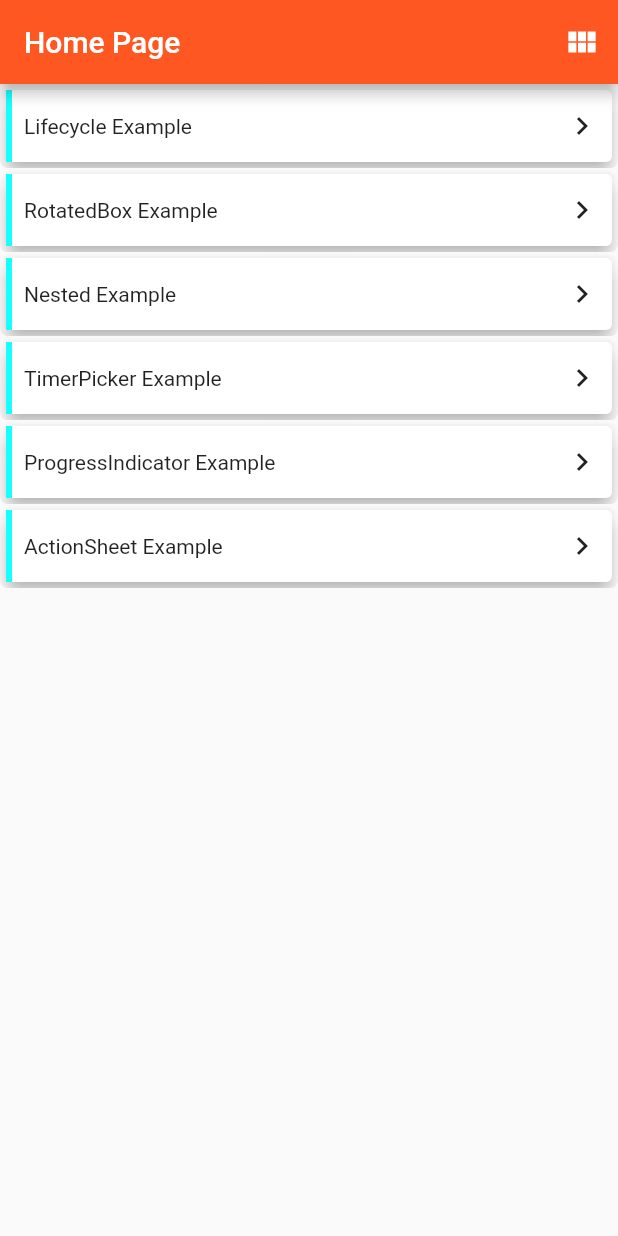
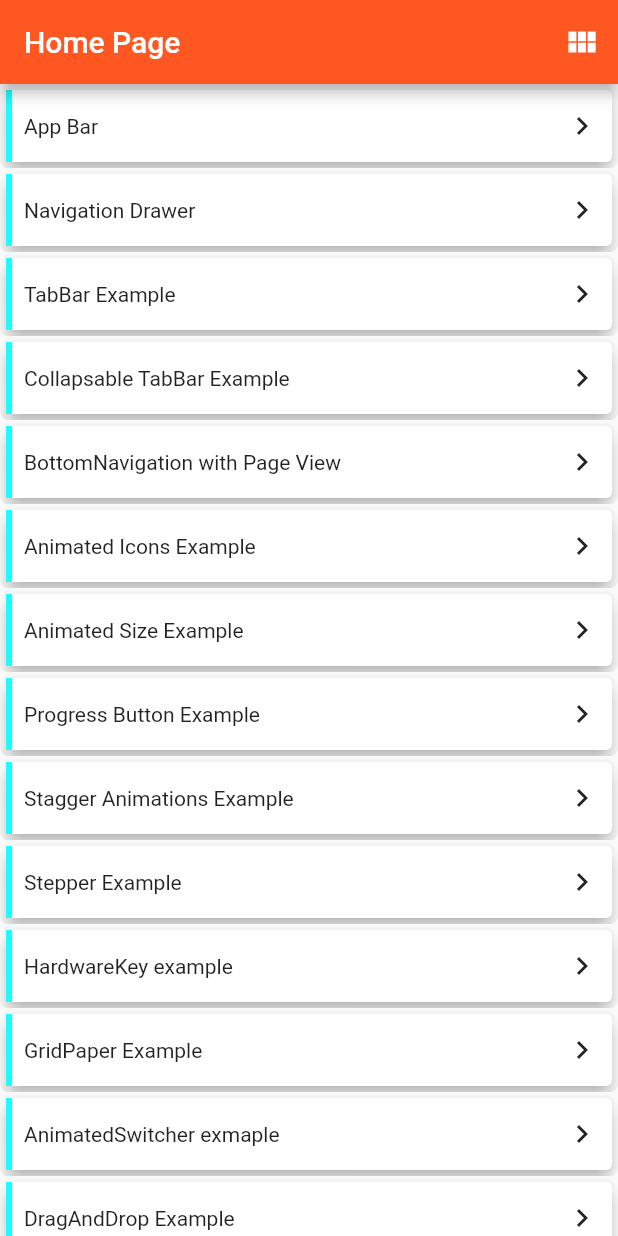
Before and after one commit to VlatkovicB/flutter_playground, a Flutter app: the screen it shows after launch, on a phone screen of 412 x 824 dp. Run offline on Flutter 3.47's test engine with Material 2 defaults, Android fonts, the phone set to English and light mode, and no system bars; Roboto replaces fonts that are missing (Roboto-Regular.ttf).

Commit message:
done rotation transition, dismissable

```diff
--- a/lib/imports.dart
+++ b/lib/imports.dart
@@ -26,6 +26,8 @@ export './screens/nested_example.dart';
 export './screens/cupertino/timer_picker_example.dart';
 export './screens/cupertino/action_sheet_example.dart';
 export './screens/cupertino/progress_indicator_example.dart';
+export './screens/rotation_transition_example.dart';
+export './screens/dismissable_example.dart';
 
 // WIDGETS
 export './widgets/menu_button.dart';
--- a/lib/main.dart
+++ b/lib/main.dart
@@ -40,6 +40,9 @@ class MyApp extends StatelessWidget {
         TimerPickerExample.routeName: (ctx) => TimerPickerExample(),
         ActionSheetExample.routeName: (ctx) => ActionSheetExample(),
         ProgressIndicatorExample.routeName: (ctx) => ProgressIndicatorExample(),
+        RotationTransitionExample.routeName: (ctx) =>
+            RotationTransitionExample(),
+        DismissableExample.routeName: (ctx) => DismissableExample(),
       },
     );
   }
--- a/lib/screens/home_page.dart
+++ b/lib/screens/home_page.dart
@@ -27,55 +27,55 @@ class _HomePageState extends State<HomePage> with TickerProviderStateMixin {
   }
 
   final _children = <Widget>[
-    // MenuButton(
-    //   routeName: AppBarExample.routeName,
-    //   title: "App Bar",
-    // ),
-    // MenuButton(
-    //   routeName: NavigationDrawerExample.routeName,
-    //   title: "Navigation Drawer",
-    // ),
-    // MenuButton(
-    //   routeName: TabBarExample.routeName,
-    //   title: "TabBar Example",
-    // ),
-    // MenuButton(
-    //   routeName: CollapsableToolbarExample.routeName,
-    //   title: "Collapsable TabBar Example",
-    // ),
-    // MenuButton(
-    //     routeName: BottomNavigationExample.routeName,
-    //     title: "BottomNavigation with Page View"),
-    // MenuButton(
-    //     routeName: AnimatedIconsExample.routeName,
-    //     title: "Animated Icons Example"),
-    // MenuButton(
-    //     routeName: AnimatedSizeExample.routeName,
-    //     title: "Animated Size Example"),
-    // MenuButton(
-    //     routeName: ProgressButtonExample.routeName,
-    //     title: "Progress Button Example"),
-    // MenuButton(
-    //     routeName: StaggerAnimationsExample.routeName,
-    //     title: "Stagger Animations Example"),
-    // MenuButton(routeName: StepperExample.routeName, title: "Stepper Example"),
-    // MenuButton(
-    //     routeName: HardwareKeyExample.routeName, title: 'HardwareKey example'),
-    // MenuButton(
-    //     routeName: GridPaperExample.routeName, title: 'GridPaper Example'),
-    // MenuButton(
-    //     routeName: AnimatedSwitcherExample.routeName,
-    //     title: 'AnimatedSwitcher exmaple'),
-    // MenuButton(
-    //     routeName: DragAndDropExample.routeName, title: 'DragAndDrop Example'),
-    // MenuButton(
-    //     routeName: FlowWidgetExample.routeName, title: 'FlowWidget Example'),
-    // MenuButton(
-    //     routeName: ExpansionTileExample.routeName,
-    //     title: 'ExpansionTile Example'),
-    // MenuButton(
-    //     routeName: AboutListTileExample.routeName,
-    //     title: 'AboutListTile Example'),
+    MenuButton(
+      routeName: AppBarExample.routeName,
+      title: "App Bar",
+    ),
+    MenuButton(
+      routeName: NavigationDrawerExample.routeName,
+      title: "Navigation Drawer",
+    ),
+    MenuButton(
+      routeName: TabBarExample.routeName,
+      title: "TabBar Example",
+    ),
+    MenuButton(
+      routeName: CollapsableToolbarExample.routeName,
+      title: "Collapsable TabBar Example",
+    ),
+    MenuButton(
+        routeName: BottomNavigationExample.routeName,
+        title: "BottomNavigation with Page View"),
+    MenuButton(
+        routeName: AnimatedIconsExample.routeName,
+        title: "Animated Icons Example"),
+    MenuButton(
+        routeName: AnimatedSizeExample.routeName,
+        title: "Animated Size Example"),
+    MenuButton(
+        routeName: ProgressButtonExample.routeName,
+        title: "Progress Button Example"),
+    MenuButton(
+        routeName: StaggerAnimationsExample.routeName,
+        title: "Stagger Animations Example"),
+    MenuButton(routeName: StepperExample.routeName, title: "Stepper Example"),
+    MenuButton(
+        routeName: HardwareKeyExample.routeName, title: 'HardwareKey example'),
+    MenuButton(
+        routeName: GridPaperExample.routeName, title: 'GridPaper Example'),
+    MenuButton(
+        routeName: AnimatedSwitcherExample.routeName,
+        title: 'AnimatedSwitcher exmaple'),
+    MenuButton(
+        routeName: DragAndDropExample.routeName, title: 'DragAndDrop Example'),
+    MenuButton(
+        routeName: FlowWidgetExample.routeName, title: 'FlowWidget Example'),
+    MenuButton(
+        routeName: ExpansionTileExample.routeName,
+        title: 'ExpansionTile Example'),
+    MenuButton(
+        routeName: AboutListTileExample.routeName,
+        title: 'AboutListTile Example'),
     MenuButton(
         routeName: LifecycleExample.routeName, title: 'Lifecycle Example'),
     MenuButton(
@@ -88,6 +88,11 @@ class _HomePageState extends State<HomePage> with TickerProviderStateMixin {
         title: 'ProgressIndicator Example'),
     MenuButton(
         routeName: ActionSheetExample.routeName, title: 'ActionSheet Example'),
+    MenuButton(
+        routeName: RotationTransitionExample.routeName,
+        title: 'RotationTransition Example'),
+    MenuButton(
+        routeName: DismissableExample.routeName, title: 'Dismissable Example'),
   ];
 
   void _toggleView() {
```
Also changed, not shown: lib/screens/dismissable_example.dart (added, +34 -0 lines), lib/screens/rotation_transition_example.dart (added, +48 -0 lines).
